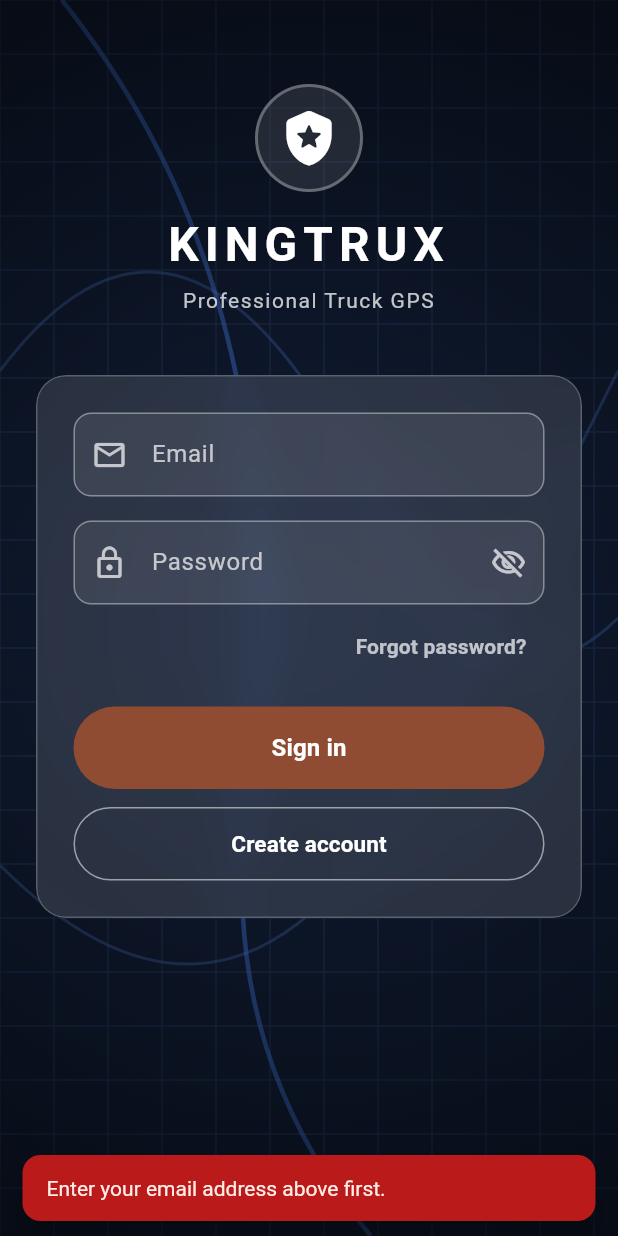
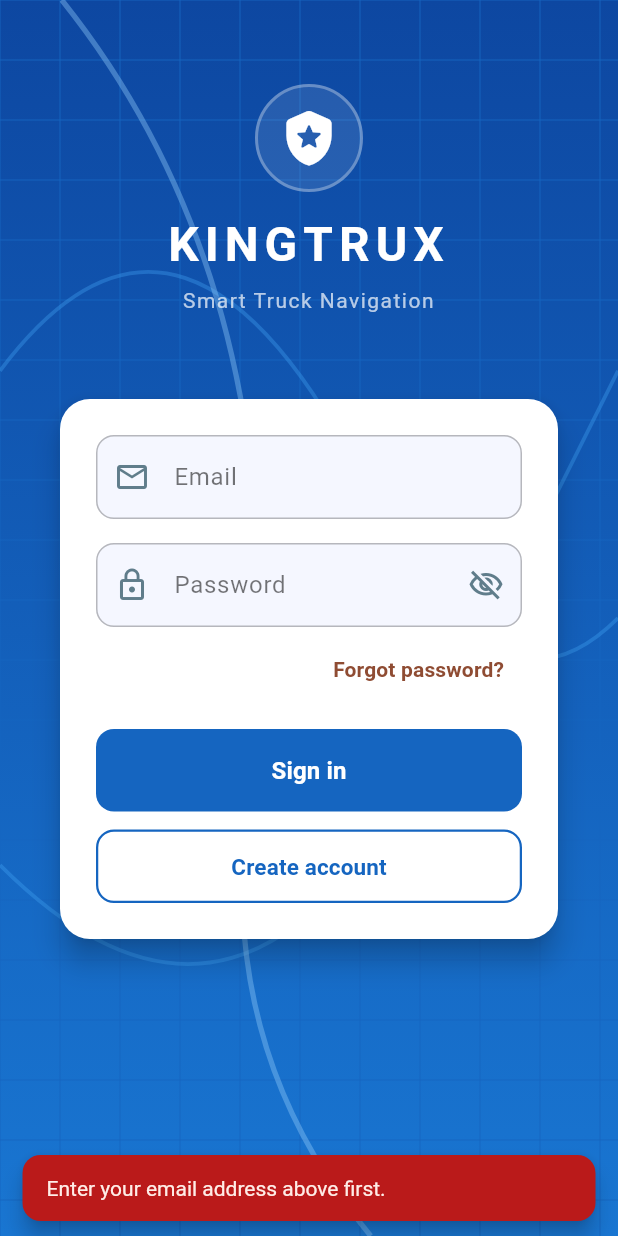
Before and after one commit to dukens11-create/kingtrux, a Flutter app: the screen it shows after launch, after a tap on "Forgot password?", on a phone screen of 412 x 824 dp. Run offline on Flutter 3.47's test engine with Material 3 defaults, Android fonts, the phone set to English and light mode, and no system bars; our stand-ins replace firebase_auth, firebase_core, flutter_tts, geolocator, google_maps_flutter, google_sign_in and 3 more; missing offline and left inert: purchases_flutter; accounts and stored records are empty.

Commit message:
feat: update login screen UI to new design
- Blue gradient background (#0D47A1 → #1976D2) replaces dark map background
- Remove glassmorphism card; use elevated solid white Card (elevation 8)
- Subtitle changed to "Smart Truck Navigation"
- Form fields: dark-on-white styling, hint text, blueGrey icons, blue focus border
- Sign in button: filled blue (#1565C0), rounded corners
- Create account button: outlined blue, rounded corners
- Status bar: transparent with light icons (set in initState)

Co-authored-by: dukens11-create <249652828+dukens11-create@users.noreply.github.com>

```diff
--- a/lib/ui/kingtrux_login_page.dart
+++ b/lib/ui/kingtrux_login_page.dart
@@ -1,8 +1,7 @@
-import 'dart:ui';
-
 import 'package:firebase_auth/firebase_auth.dart';
 import 'package:flutter/foundation.dart';
 import 'package:flutter/material.dart';
+import 'package:flutter/services.dart';
 import 'package:provider/provider.dart';
 
 import '../services/auth_service.dart';
@@ -31,6 +30,17 @@ class _KingtruxLoginPageState extends State<KingtruxLoginPage> {
   bool _obscureConfirmPassword = true;
 
   @override
+  void initState() {
+    super.initState();
+    SystemChrome.setSystemUIOverlayStyle(
+      const SystemUiOverlayStyle(
+        statusBarColor: Colors.transparent,
+        statusBarIconBrightness: Brightness.light,
+      ),
+    );
+  }
+
+  @override
   void dispose() {
     _emailCtrl.dispose();
     _pwCtrl.dispose();
@@ -44,22 +54,9 @@ class _KingtruxLoginPageState extends State<KingtruxLoginPage> {
       body: Stack(
         fit: StackFit.expand,
         children: [
-          // ── Custom painted map-lines background ────────────────────────────
+          // ── Custom painted blue background ────────────────────────────────
           const SizedBox.expand(
             child: CustomPaint(painter: _MapBackgroundPainter()),
-          ),
-          // ── Vignette overlay ───────────────────────────────────────────────
-          DecoratedBox(
-            decoration: BoxDecoration(
-              gradient: RadialGradient(
-                center: Alignment.center,
-                radius: 1.2,
-                colors: [
-                  Colors.transparent,
-                  Colors.black.withValues(alpha: 0.65),
-                ],
-              ),
-            ),
           ),
           // ── Scrollable content ─────────────────────────────────────────────
           SafeArea(
@@ -87,19 +84,13 @@ class _KingtruxLoginPageState extends State<KingtruxLoginPage> {
   // ---------------------------------------------------------------------------
 
   Widget _buildLoginCard() {
-    return ClipRRect(
+    return Card(
+      elevation: 8,
+      shape: RoundedRectangleBorder(
         borderRadius: BorderRadius.circular(20),
-      child: BackdropFilter(
-        filter: ImageFilter.blur(sigmaX: 14, sigmaY: 14),
-        child: Container(
-          decoration: BoxDecoration(
-            color: Colors.white.withValues(alpha: 0.12),
-            borderRadius: BorderRadius.circular(20),
-            border: Border.all(
-              color: Colors.white.withValues(alpha: 0.22),
-              width: 1,
       ),
-          ),
+      color: Colors.white,
+      child: Padding(
         padding: const EdgeInsets.all(24),
         child: Form(
           key: _formKey,
@@ -110,6 +101,7 @@ class _KingtruxLoginPageState extends State<KingtruxLoginPage> {
               _KtxField(
                 controller: _emailCtrl,
                 label: 'Email',
+                hintText: 'Enter your email',
                 prefixIcon: Icons.email_outlined,
                 keyboardType: TextInputType.emailAddress,
                 textInputAction: TextInputAction.next,
@@ -124,6 +116,7 @@ class _KingtruxLoginPageState extends State<KingtruxLoginPage> {
               _KtxField(
                 controller: _pwCtrl,
                 label: 'Password',
+                hintText: 'Enter your password',
                 prefixIcon: Icons.lock_outline,
                 obscureText: _obscurePassword,
                 suffixIcon: _VisibilityToggle(
@@ -149,6 +142,7 @@ class _KingtruxLoginPageState extends State<KingtruxLoginPage> {
                 _KtxField(
                   controller: _confirmPwCtrl,
                   label: 'Confirm Password',
+                  hintText: 'Re-enter your password',
                   prefixIcon: Icons.lock_outline,
                   obscureText: _obscureConfirmPassword,
                   suffixIcon: _VisibilityToggle(
@@ -176,20 +170,22 @@ class _KingtruxLoginPageState extends State<KingtruxLoginPage> {
                     label: 'Forgot password',
                     child: TextButton(
                       onPressed: _loading ? null : _resetPassword,
-                        child: const Text(
-                          'Forgot password?',
-                          style: TextStyle(color: Colors.white70),
-                        ),
+                      child: const Text('Forgot password?'),
                     ),
                   ),
                 ),
               ],
               const SizedBox(height: 16),
-                // Primary action button
+              // Primary action button – filled blue
               FilledButton(
                 onPressed: _loading ? null : _submit,
                 style: FilledButton.styleFrom(
+                  backgroundColor: const Color(0xFF1565C0),
+                  foregroundColor: Colors.white,
                   padding: const EdgeInsets.symmetric(vertical: 16),
+                  shape: RoundedRectangleBorder(
+                    borderRadius: BorderRadius.circular(12),
+                  ),
                 ),
                 child: _loading
                     ? const SizedBox(
@@ -211,7 +207,7 @@ class _KingtruxLoginPageState extends State<KingtruxLoginPage> {
                       ),
               ),
               const SizedBox(height: 12),
-                // Toggle sign-in / create-account
+              // Toggle sign-in / create-account – outlined blue
               OutlinedButton(
                 onPressed: _loading
                     ? null
@@ -221,8 +217,11 @@ class _KingtruxLoginPageState extends State<KingtruxLoginPage> {
                         }),
                 style: OutlinedButton.styleFrom(
                   padding: const EdgeInsets.symmetric(vertical: 14),
-                    side: const BorderSide(color: Colors.white54),
-                    foregroundColor: Colors.white,
+                  side: const BorderSide(color: Color(0xFF1565C0), width: 1.5),
+                  foregroundColor: const Color(0xFF1565C0),
+                  shape: RoundedRectangleBorder(
+                    borderRadius: BorderRadius.circular(12),
+                  ),
                 ),
                 child: Semantics(
                   button: true,
@@ -236,7 +235,6 @@ class _KingtruxLoginPageState extends State<KingtruxLoginPage> {
                 ),
               ),
             ],
-            ),
           ),
         ),
       ),
@@ -333,12 +331,12 @@ class _BrandHeader extends StatelessWidget {
           ),
         ),
         const SizedBox(height: 4),
-        Text(
-          'Professional Truck GPS',
+        const Text(
+          'Smart Truck Navigation',
           textAlign: TextAlign.center,
           style: TextStyle(
             fontSize: 14,
-            color: Colors.white.withValues(alpha: 0.75),
+            color: Colors.white70,
             letterSpacing: 1,
           ),
         ),
@@ -354,6 +352,7 @@ class _BrandHeader extends StatelessWidget {
 class _KtxField extends StatelessWidget {
   final TextEditingController controller;
   final String label;
+  final String? hintText;
   final IconData prefixIcon;
   final TextInputType? keyboardType;
   final bool obscureText;
@@ -365,6 +364,7 @@ class _KtxField extends StatelessWidget {
   const _KtxField({
     required this.controller,
     required this.label,
+    this.hintText,
     required this.prefixIcon,
     this.keyboardType,
     this.obscureText = false,
@@ -386,31 +386,34 @@ class _KtxField extends StatelessWidget {
         textInputAction: textInputAction,
         onFieldSubmitted: onFieldSubmitted,
         validator: validator,
-        style: const TextStyle(color: Colors.white),
+        style: const TextStyle(color: Color(0xFF1A237E)),
         decoration: InputDecoration(
           labelText: label,
-          labelStyle: const TextStyle(color: Colors.white70),
-          prefixIcon: Icon(prefixIcon, color: Colors.white70),
+          hintText: hintText,
+          labelStyle: const TextStyle(color: Colors.black54),
+          hintStyle: const TextStyle(color: Colors.black38),
+          prefixIcon: Icon(prefixIcon, color: Colors.blueGrey),
           suffixIcon: suffixIcon,
           enabledBorder: OutlineInputBorder(
             borderRadius: BorderRadius.circular(12),
-            borderSide: const BorderSide(color: Colors.white38),
+            borderSide: const BorderSide(color: Colors.black26),
           ),
           focusedBorder: OutlineInputBorder(
             borderRadius: BorderRadius.circular(12),
-            borderSide: const BorderSide(color: Colors.white, width: 1.5),
+            borderSide:
+                const BorderSide(color: Color(0xFF1565C0), width: 1.5),
           ),
           errorBorder: OutlineInputBorder(
             borderRadius: BorderRadius.circular(12),
-            borderSide: BorderSide(color: Colors.red.shade300),
+            borderSide: BorderSide(color: Colors.red.shade400),
           ),
           focusedErrorBorder: OutlineInputBorder(
             borderRadius: BorderRadius.circular(12),
-            borderSide: BorderSide(color: Colors.red.shade300, width: 1.5),
+            borderSide: BorderSide(color: Colors.red.shade400, width: 1.5),
           ),
-          errorStyle: TextStyle(color: Colors.orange.shade200),
+          errorStyle: TextStyle(color: Colors.red.shade600),
           filled: true,
-          fillColor: Colors.white.withValues(alpha: 0.08),
+          fillColor: const Color(0xFFF5F7FF),
         ),
       ),
     );
@@ -432,7 +435,7 @@ class _VisibilityToggle extends StatelessWidget {
     return IconButton(
       icon: Icon(
         obscure ? Icons.visibility_off_outlined : Icons.visibility_outlined,
-        color: Colors.white70,
+        color: Colors.blueGrey,
       ),
       tooltip: obscure ? 'Show password' : 'Hide password',
       onPressed: onToggle,
@@ -448,32 +451,35 @@ class _MapBackgroundPainter extends CustomPainter {
   const _MapBackgroundPainter();
   @override
   void paint(Canvas canvas, Size size) {
-    // Base fill
-    canvas.drawRect(
-      Offset.zero & size,
-      Paint()..color = const Color(0xFF111d35),
+    // Blue gradient base fill
+    final rect = Offset.zero & size;
+    final gradient = const LinearGradient(
+      begin: Alignment.topCenter,
+      end: Alignment.bottomCenter,
+      colors: [Color(0xFF0D47A1), Color(0xFF1976D2)],
     );
+    canvas.drawRect(rect, Paint()..shader = gradient.createShader(rect));
 
-    // Grid lines
+    // Subtle grid lines
     final gridPaint = Paint()
-      ..color = const Color(0xFF1e2f50)
+      ..color = const Color(0xFF1565C0).withValues(alpha: 0.6)
       ..strokeWidth = 1;
-    for (double y = 0; y < size.height; y += 36) {
+    for (double y = 0; y < size.height; y += 40) {
       canvas.drawLine(Offset(0, y), Offset(size.width, y), gridPaint);
     }
-    for (double x = 0; x < size.width; x += 36) {
+    for (double x = 0; x < size.width; x += 40) {
       canvas.drawLine(Offset(x, 0), Offset(x, size.height), gridPaint);
     }
 
     // Route curves
     final routePaint = Paint()
-      ..color = const Color(0xFF3a5fa0).withValues(alpha: 0.5)
-      ..strokeWidth = 2
+      ..color = const Color(0xFF42A5F5).withValues(alpha: 0.35)
+      ..strokeWidth = 2.5
       ..style = PaintingStyle.stroke;
 
     final highlight = Paint()
-      ..color = const Color(0xFF4a8aff).withValues(alpha: 0.45)
-      ..strokeWidth = 3
+      ..color = const Color(0xFF90CAF9).withValues(alpha: 0.4)
+      ..strokeWidth = 3.5
       ..style = PaintingStyle.stroke;
 
     canvas.drawPath(
```
Lines whose indentation alone changed are shown as unchanged.
